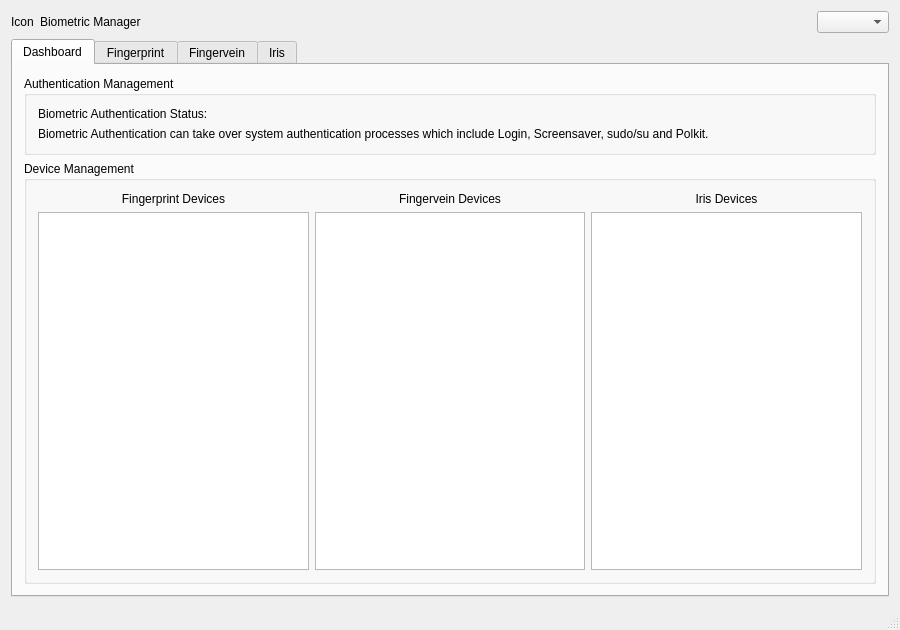
This is mainwindow.ui in ukui/ukui-biometric-manager as Qt 5 draws it before an edit. The edited form follows.
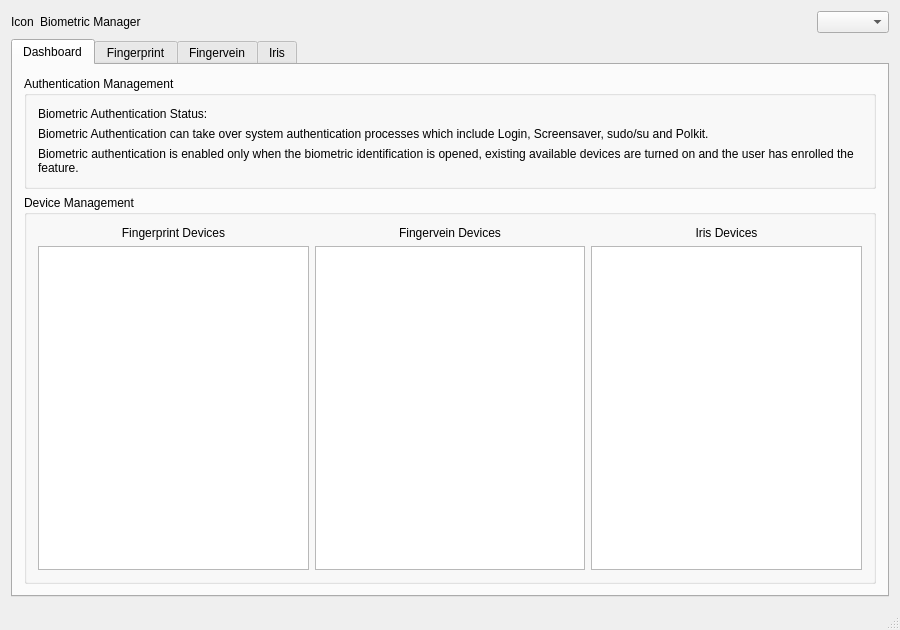
This is the edited form.

Diff of the .ui file:
```diff
--- a/mainwindow.ui
+++ b/mainwindow.ui
@@ -104,6 +104,16 @@
              </property>
             </widget>
            </item>
+           <item>
+            <widget class="QLabel" name="lblAuthNote2">
+             <property name="text">
+              <string>Biometric authentication is enabled only when the biometric identification is opened, existing available devices are turned on and the user has enrolled the feature.</string>
+             </property>
+             <property name="wordWrap">
+              <bool>true</bool>
+             </property>
+            </widget>
+           </item>
           </layout>
          </widget>
         </item>
```
